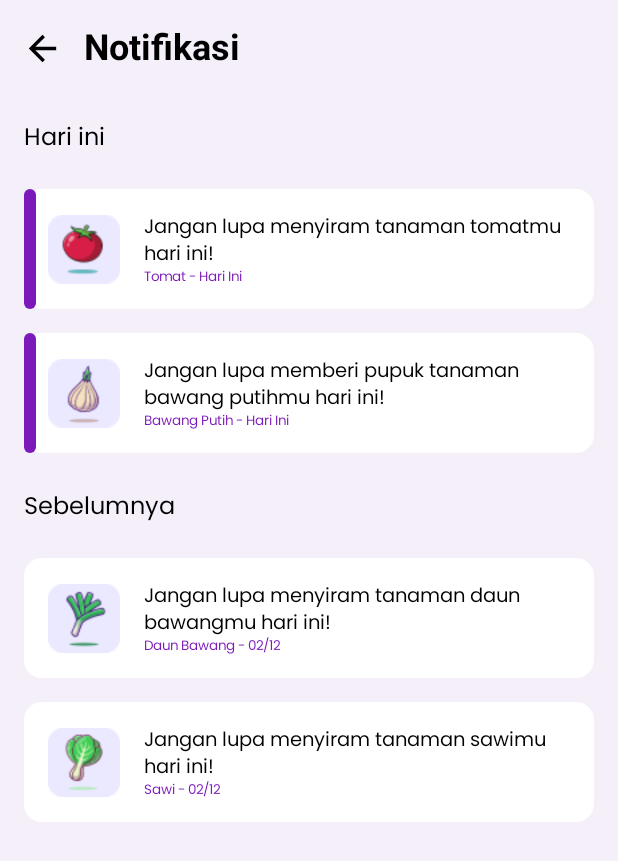
After one commit to bayuzzs/1UpFarm, an Android app built with Jetpack Compose: the NotificationScreen screen opened through its navigation route, on a phone screen of 412 x 824 dp. The commit adds this screen. Shown: the top 861 px of the screen. Run offline under Robolectric (Android 15) with nearby library versions, the phone set to English and light mode, and no system bars.

Commit message:
Added Notification Screen

```diff
--- a/app/src/main/java/com/example/oneupfarm/data/DataSource.kt
+++ b/app/src/main/java/com/example/oneupfarm/data/DataSource.kt
@@ -5,6 +5,8 @@ import com.example.oneupfarm.R
 import com.example.oneupfarm.model.ChoosePlant
 import com.example.oneupfarm.model.PlantEducation
 import com.example.oneupfarm.model.Badge
+import com.example.oneupfarm.model.NotifType
+import com.example.oneupfarm.model.Notification
 
 object DataSource {
     val navigationItems: List<NavigationItem> = listOf(
@@ -75,4 +77,11 @@ object DataSource {
         Badge(1, R.drawable.ic_badge_easy, "Penguasaan Mudah"),
         Badge(2, R.drawable.ic_badge_medium, "Penguasaan Sedang")
     )
+
+    val dummyNotif: List<Notification> = listOf(
+        Notification(1, R.drawable.tomato, "Jangan lupa menyiram tanaman tomatmu hari ini!", "Tomat", "03/12", NotifType.TODAY,false),
+        Notification(2, R.drawable.garlic, "Jangan lupa memberi pupuk tanaman bawang putihmu hari ini!", "Bawang Putih", "03/12", NotifType.TODAY, false),
+        Notification(3, R.drawable.spring_onion, "Jangan lupa menyiram tanaman daun bawangmu hari ini!", "Daun Bawang", "02/12", NotifType.NOT_TODAY, true),
+        Notification(3, R.drawable.caisim, "Jangan lupa menyiram tanaman sawimu hari ini!", "Sawi", "02/12", NotifType.NOT_TODAY, true)
+    )
 }
--- a/app/src/main/java/com/example/oneupfarm/model/Notification.kt
+++ b/app/src/main/java/com/example/oneupfarm/model/Notification.kt
@@ -7,13 +7,12 @@ data class Notification(
     @DrawableRes val plantImage: Int,
     val content: String,
     val plantName: String,
-
+    val timeStamp: String,
+    val notifType: NotifType,
+    val seen: Boolean
 )
 
-enum class NotificationTimeStamp {
-    TODAY, YESTERDAY, LAST_WEEK
+enum class NotifType {
+    TODAY,
+    NOT_TODAY
 }
-
-enum class NotificationContent {
-
-}
--- /dev/null
+++ b/app/src/main/java/com/example/oneupfarm/ui/component/NotificationCard.kt
@@ -0,0 +1,84 @@
+package com.example.oneupfarm.ui.component
+
+import androidx.compose.foundation.Image
+import androidx.compose.foundation.background
+import androidx.compose.foundation.layout.Box
+import androidx.compose.foundation.layout.Column
+import androidx.compose.foundation.layout.Row
+import androidx.compose.foundation.layout.aspectRatio
+import androidx.compose.foundation.layout.fillMaxHeight
+import androidx.compose.foundation.layout.fillMaxWidth
+import androidx.compose.foundation.layout.height
+import androidx.compose.foundation.layout.padding
+import androidx.compose.foundation.layout.width
+import androidx.compose.foundation.shape.RoundedCornerShape
+import androidx.compose.material3.Card
+import androidx.compose.material3.CardDefaults
+import androidx.compose.material3.Text
+import androidx.compose.runtime.Composable
+import androidx.compose.ui.Alignment
+import androidx.compose.ui.Modifier
+import androidx.compose.ui.graphics.Color
+import androidx.compose.ui.res.painterResource
+import androidx.compose.ui.unit.dp
+import androidx.compose.ui.unit.sp
+import com.example.oneupfarm.model.NotifType
+import com.example.oneupfarm.model.Notification
+
+@Composable
+fun NotificationCard(notification: Notification, modifier: Modifier = Modifier) {
+    val plantName = notification.plantName
+    val notifType = notification.notifType
+    var notifTypeString = ""
+
+    if (notifType == NotifType.NOT_TODAY) {
+        notifTypeString = notification.timeStamp
+    } else {
+        notifTypeString = "Hari Ini"
+    }
+
+    Box(modifier = modifier) {
+        Card(
+            modifier = Modifier
+                .fillMaxWidth()
+                .height(80.dp),
+            colors = CardDefaults.cardColors(
+                containerColor = Color.White
+            )
+        ) {
+            Row(
+                verticalAlignment = Alignment.CenterVertically,
+                modifier = Modifier.padding(16.dp)
+            ) {
+                Image(
+                    painter = painterResource(notification.plantImage),
+                    contentDescription = notification.plantName,
+                    modifier = Modifier
+                        .fillMaxHeight()
+                        .aspectRatio(1f)
+                )
+                Column(modifier = Modifier.padding(start = 16.dp)) {
+                    Text(
+                        text = notification.content,
+                        fontSize = 13.sp,
+                        color = Color.Black
+                    )
+                    Text(
+                        text = "$plantName - $notifTypeString",
+                        fontSize = 9.sp,
+                        color = Color(0xFF7C19B9)
+                    )
+                }
+            }
+        }
+        if (notification.seen == false) {
+            Box(
+                modifier = Modifier
+                    .background(Color(0xFF7C19B9), shape = RoundedCornerShape(8.dp))
+                    .width(8.dp)
+                    .height(80.dp)
+                    .align(Alignment.CenterStart)
+            )
+        }
+    }
+}
--- a/app/src/main/java/com/example/oneupfarm/ui/navigation/MainNavigation.kt
+++ b/app/src/main/java/com/example/oneupfarm/ui/navigation/MainNavigation.kt
@@ -5,6 +5,7 @@ import androidx.navigation.NavGraphBuilder
 import androidx.navigation.NavHostController
 import androidx.navigation.compose.composable
 import com.example.oneupfarm.ui.screen.AddPlantScreen
+import com.example.oneupfarm.ui.screen.NotificationScreen
 import com.example.oneupfarm.ui.screen.PlantMonitoringScreen
 import com.example.oneupfarm.ui.screen.ProfileScreen
 import com.example.oneupfarm.ui.screen.SettingsScreen
@@ -26,6 +27,9 @@ fun NavGraphBuilder.mainNavigation(navController: NavHostController) {
     composable(Screen.Settings.route) {
         SettingsScreen(navController = navController)
     }
+    composable(Screen.Notification.route) {
+        NotificationScreen(navController = navController)
+    }
 
     composable(
         route = Screen.AddPlant.route,
--- a/app/src/main/java/com/example/oneupfarm/ui/navigation/Screen.kt
+++ b/app/src/main/java/com/example/oneupfarm/ui/navigation/Screen.kt
@@ -13,8 +13,8 @@ sealed class Screen(val route: String) {
     data object Calendar : Screen("calendar")
     data object AddPlant : Screen("add_plant")
     data object PlantMonitoring: Screen("plant_monitoring")
-
     data object Settings : Screen("settings")
+    data object Notification : Screen("notification")
 
     //    contoh klo ada route parameter
 //    data class Test(val userId: String) : Screen("profile/{userId}") {
--- /dev/null
+++ b/app/src/main/java/com/example/oneupfarm/ui/screen/NotificationScreen.kt
@@ -0,0 +1,89 @@
+package com.example.oneupfarm.ui.screen
+
+import androidx.compose.foundation.layout.fillMaxWidth
+import androidx.compose.foundation.layout.padding
+import androidx.compose.foundation.lazy.LazyColumn
+import androidx.compose.foundation.lazy.items
+import androidx.compose.material3.ExperimentalMaterial3Api
+import androidx.compose.material3.Icon
+import androidx.compose.material3.IconButton
+import androidx.compose.material3.Scaffold
+import androidx.compose.material3.Text
+import androidx.compose.material3.TopAppBar
+import androidx.compose.material3.TopAppBarDefaults
+import androidx.compose.runtime.Composable
+import androidx.compose.ui.Modifier
+import androidx.compose.ui.graphics.Color
+import androidx.compose.ui.res.painterResource
+import androidx.compose.ui.text.font.FontWeight
+import androidx.compose.ui.tooling.preview.Preview
+import androidx.compose.ui.unit.dp
+import androidx.compose.ui.unit.sp
+import androidx.navigation.NavController
+import com.example.oneupfarm.R
+import com.example.oneupfarm.data.DataSource
+import com.example.oneupfarm.model.NotifType
+import com.example.oneupfarm.model.Notification
+import com.example.oneupfarm.ui.component.NotificationCard
+
+@Composable
+fun NotificationScreen(navController: NavController, modifier: Modifier = Modifier) {
+    Scaffold(
+        topBar = { NotificationTopAppBar(navController = navController) },
+        containerColor = Color(0xFFF4EFF8)
+    ) { innerPadding ->
+        NotificationLazyList(notificationList = DataSource.dummyNotif, modifier = Modifier.padding(innerPadding))
+    }
+}
+
+@OptIn(ExperimentalMaterial3Api::class)
+@Composable
+fun NotificationTopAppBar(navController: NavController, modifier: Modifier = Modifier) {
+    TopAppBar(
+        title = {
+            Text(
+                text = "Notifikasi",
+                color = Color.Black,
+                fontSize = 24.sp,
+                fontWeight = FontWeight.Bold
+            )
+        },
+        navigationIcon = {
+            IconButton(onClick = {navController.popBackStack()}) {
+                Icon(
+                    painter = painterResource(R.drawable.ic_arrow_back),
+                    tint = Color.Black,
+                    contentDescription = null
+                )
+            }
+        },
+        colors = TopAppBarDefaults.topAppBarColors(
+            containerColor = Color(0xFFF4EFF8)
+        )
+    )
+}
+
+@Composable
+fun NotificationLazyList(notificationList: List<Notification>, modifier: Modifier = Modifier) {
+    val groupedNotification = notificationList.groupBy { it.notifType }
+    LazyColumn(modifier = modifier) {
+        groupedNotification.forEach { (notifType, notifications) ->
+            item {
+                Text(
+                    text = when(notifType) {
+                        NotifType.TODAY -> "Hari ini"
+                        NotifType.NOT_TODAY -> "Sebelumnya"
+                    },
+                    color = Color.Black,
+                    fontSize = 16.sp,
+                    modifier = Modifier
+                        .fillMaxWidth()
+                        .padding(16.dp)
+                )
+            }
+            items(notifications) { notifications ->
+                NotificationCard(notifications, modifier = Modifier.padding(horizontal = 16.dp, vertical = 8.dp))
+            }
+        }
+    }
+}
--- a/app/src/main/java/com/example/oneupfarm/ui/screen/ProfileScreen.kt
+++ b/app/src/main/java/com/example/oneupfarm/ui/screen/ProfileScreen.kt
@@ -63,7 +63,7 @@ fun ProfileScreen(modifier: Modifier = Modifier, navController: NavController) {
         )
         }
     ) { innerPadding ->
-        LazyColumn(modifier = Modifier.fillMaxSize().padding(innerPadding)) {
+        LazyColumn(modifier = Modifier.fillMaxSize().padding(bottom = innerPadding.calculateBottomPadding())) {
             item {
                 ProfileTopBar(navController = navController)
             }
@@ -340,7 +340,7 @@ fun ProfileTopBar(modifier: Modifier = Modifier, navController: NavController) {
                 )
             }
             IconButton(
-                onClick = {/*TO DO*/ },
+                onClick = {navController.navigate(Screen.Notification.route)},
                 modifier = Modifier.padding(top = 24.dp)
             ) {
                 Icon(
```
Also changed, not shown: app/src/main/res/drawable/caisim.png (added), app/src/main/res/drawable/garlic.png (added), app/src/main/res/drawable/spring_onion.png (added), app/src/main/res/drawable/tomato.png (added).
